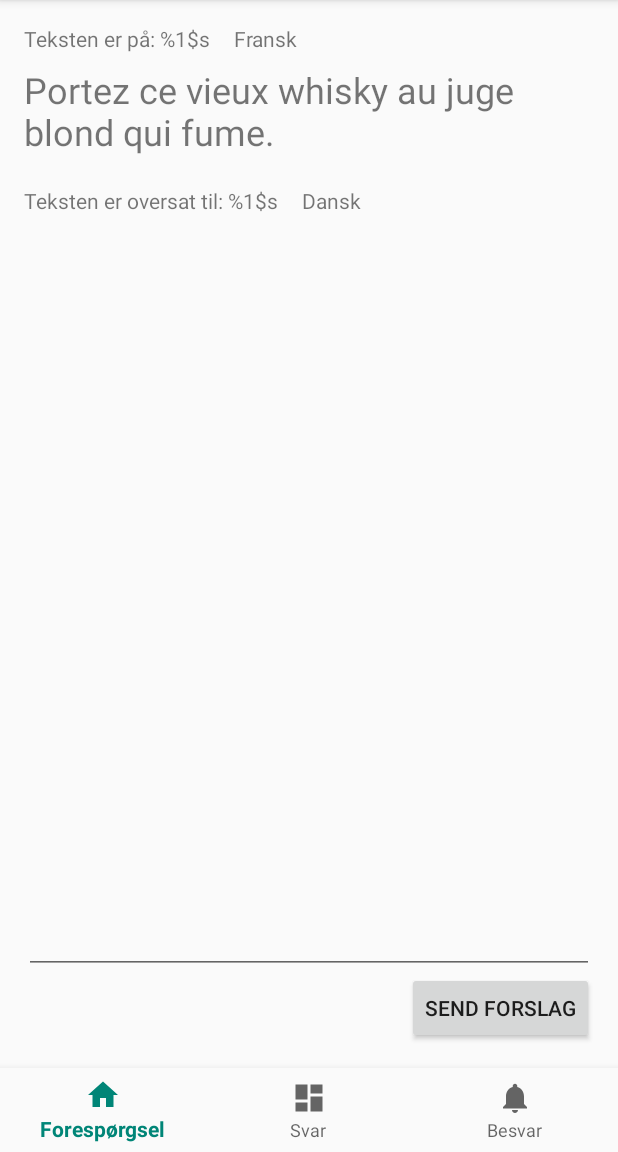
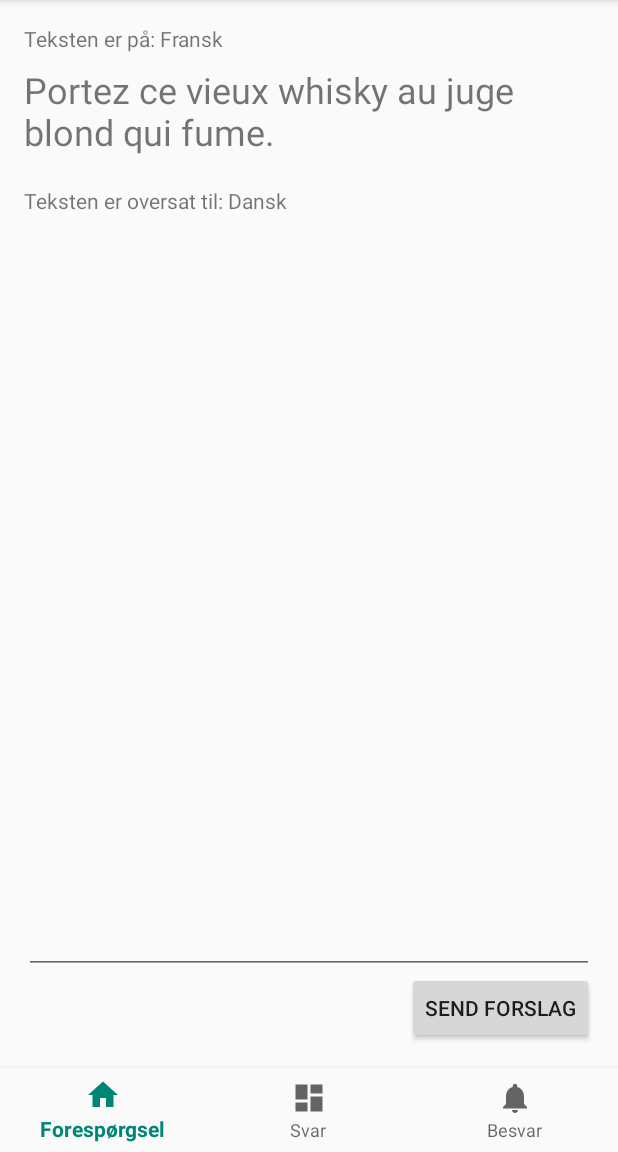
Before and after one commit to jesp209i/Ordsome.ordsomegram-ktx, an Android app: the RequestAnswerFragment screen opened through its navigation route, on a phone screen of 412 x 824 dp, the part 84-1236 px from its top. Run offline under Robolectric (Android 15) with nearby library versions, the phone set to English and light mode, and no system bars.

Commit message:
better string handling via resources

```diff
--- a/app/src/main/java/dk/enmango/ordsomegram/RequestAnswerFragment.kt
+++ b/app/src/main/java/dk/enmango/ordsomegram/RequestAnswerFragment.kt
@@ -10,6 +10,7 @@ import android.view.View
 import android.view.ViewGroup
 import android.widget.Button
 import android.widget.EditText
+import android.widget.TextView
 
 
 // TODO: Rename parameter arguments, choose names that match
@@ -33,6 +34,12 @@ var answerButton: Button? = null
         // Inflate the layout for this fragment
         val view: View = inflater.inflate(R.layout.fragment_request_answer, container, false)
         transTextField = view.findViewById(R.id.answered_translated_text)
+        val sourceLangTV = view.findViewById<TextView>(R.id.answered_original_textview)
+        val targetLangTV = view.findViewById<TextView>(R.id.answered_translated_textview)
+        val sourceTxt = context!!.getString(R.string.answered_original_textview, "Fransk")
+        val targetTxt = context!!.getString(R.string.answered_translated_textview, "Dansk")
+        sourceLangTV.text = sourceTxt
+        targetLangTV.text = targetTxt
         transText = transTextField!!.text.toString()
         transTextField!!.text.clear()
         answerButton = view.findViewById(R.id.answer_button)
--- a/app/src/main/java/dk/enmango/ordsomegram/RequestListFragment.kt
+++ b/app/src/main/java/dk/enmango/ordsomegram/RequestListFragment.kt
@@ -26,7 +26,6 @@ class RequestListFragment : Fragment() {
 
     override fun onCreate(savedInstanceState: Bundle?) {
         super.onCreate(savedInstanceState)
-
     }
 
     override fun onCreateView( inflater: LayoutInflater,
--- a/app/src/main/res/layout/fragment_request_answer.xml
+++ b/app/src/main/res/layout/fragment_request_answer.xml
@@ -17,24 +17,6 @@
             app:layout_constraintStart_toStartOf="parent" app:layout_constraintHorizontal_bias="0.5"
             app:layout_constraintEnd_toEndOf="parent" android:layout_marginLeft="16dp"
             android:layout_marginRight="16dp" app:layout_constraintTop_toBottomOf="@+id/answered_original_textview"/>
-    <TextView
-            android:text="@string/placeholder_source_language"
-            android:id="@+id/answered_source_language_textview"
-
-            android:layout_width="wrap_content"
-            android:layout_height="wrap_content"
-            android:layout_marginLeft="16dp"
-            android:layout_marginStart="16dp"
-            app:layout_constraintStart_toEndOf="@+id/answered_original_textview" android:layout_marginTop="16dp"
-            app:layout_constraintTop_toTopOf="parent"/>
-    <TextView
-            android:text="@string/placeholder_target_language"
-            android:id="@+id/answered_target_language_textview"
-            android:layout_width="wrap_content"
-            android:layout_height="wrap_content"
-            android:layout_marginLeft="16dp" android:layout_marginStart="16dp"
-            app:layout_constraintStart_toEndOf="@+id/answered_translated_textview" android:layout_marginTop="20dp"
-            app:layout_constraintTop_toBottomOf="@+id/answered_original_text"/>
     <EditText
             android:text="@string/placeholder_translated_text"
             android:id="@+id/answered_translated_text"
```
Also changed, not shown: app/src/main/java/dk/enmango/ordsomegram/AnswerAdapter.kt (added, +31 -0 lines), app/src/main/java/dk/enmango/ordsomegram/AnsweredRequest.kt (+7 -2 lines), app/src/main/res/layout/answer_list_item.xml (added, +21 -0 lines), app/src/main/res/layout/fragment_answered_request.xml (+8 -0 lines).
